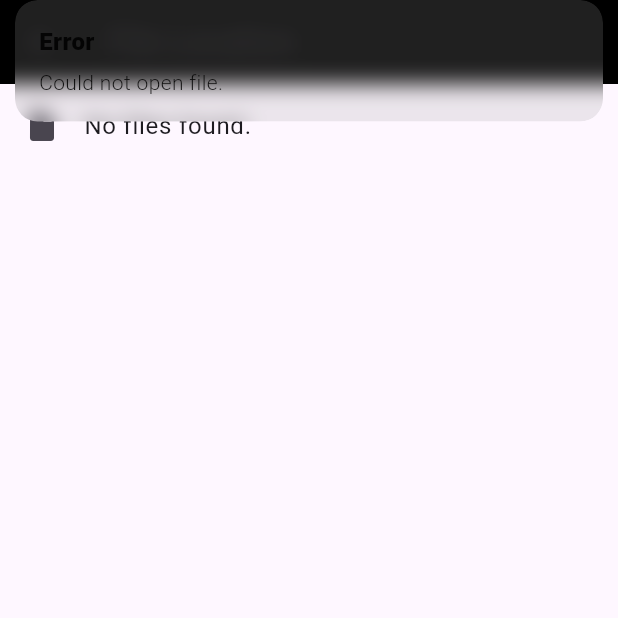
After one commit to MohammadIrtisum/HAR_SS, a Flutter app: the FileLocationView screen opened directly, after a tap on "No files found.", on a phone screen of 412 x 824 dp, the top half of it. The commit adds this screen. Run offline on Flutter 3.47's test engine with Material 3 defaults, Android fonts, the phone set to English and light mode, and no system bars; our stand-ins replace csv, get, google_fonts, open_file, permission_handler, sensors_plus and 1 more; accounts and stored records are empty.

Commit message:
add file location

```diff
--- /dev/null
+++ b/lib/controllers/file_location_controller.dart
@@ -0,0 +1,43 @@
+import 'dart:io';
+import 'package:get/get.dart';
+import 'package:path_provider/path_provider.dart';
+import 'package:open_file/open_file.dart';
+
+class FileLocationController extends GetxController {
+  var files = <String>[].obs;
+
+  @override
+  void onInit() {
+    super.onInit();
+    fetchFiles();
+  }
+
+  Future<void> fetchFiles() async {
+    try {
+      final directory = await getApplicationDocumentsDirectory();
+      final folderPath = '${directory.path}/HAR Recorder';
+      final folder = Directory(folderPath);
+
+      if (!await folder.exists()) {
+        files.value = ['No files found.'];
+        return;
+      }
+
+      final fileList = folder.listSync().whereType<File>().toList();
+      files.value = fileList.map((file) => file.path).toList(); // Store full paths
+    } catch (e) {
+      files.value = ['Error: Unable to fetch files.'];
+    }
+  }
+
+  Future<void> openFile(String filePath) async {
+    try {
+      final result = await OpenFile.open(filePath);
+      if (result.type != ResultType.done) {
+        Get.snackbar('Error', 'Could not open file.');
+      }
+    } catch (e) {
+      Get.snackbar('Error', 'Failed to open file: $e');
+    }
+  }
+}
--- a/lib/views/animated_ul.dart
+++ b/lib/views/animated_ul.dart
@@ -1,6 +1,7 @@
 import 'package:flutter/material.dart';
 import 'package:google_fonts/google_fonts.dart';
 import 'package:get/get.dart';
+import 'package:sensor_recorder/views/file_location.dart';
 import 'package:sensor_recorder/views/main_activity.dart';
 import 'package:sensor_recorder/views/sensors_check.dart';
 
@@ -77,7 +78,9 @@ class _AnimatedUIState extends State<AnimatedUI> with SingleTickerProviderStateM
                 SizedBox(height: 20),
                 AnimatedButton(
                   label: "File location",
-                  onTap: () => print("File location tapped"),
+                  onTap: (){
+                    Get.to(FileLocationView());
+                  },
                 ),
               ],
             ),
--- /dev/null
+++ b/lib/views/file_location.dart
@@ -0,0 +1,38 @@
+import 'package:flutter/material.dart';
+import 'package:get/get.dart';
+import '../controllers/file_location_controller.dart';
+
+class FileLocationView extends StatelessWidget {
+  final FileLocationController controller = Get.put(FileLocationController());
+
+  @override
+  Widget build(BuildContext context) {
+    return Scaffold(
+      appBar: AppBar(
+        title: Text('File Location'),
+        backgroundColor: Colors.black,
+      ),
+      body: Obx(() {
+        if (controller.files.isEmpty) {
+          return Center(child: CircularProgressIndicator());
+        }
+
+        return ListView.builder(
+          itemCount: controller.files.length,
+          itemBuilder: (context, index) {
+            final filePath = controller.files[index];
+            final fileName = filePath.split('/').last; // Extract the file name
+
+            return ListTile(
+              title: Text(fileName),
+              leading: Icon(Icons.insert_drive_file),
+              onTap: () {
+                controller.openFile(filePath); // Open the file when tapped
+              },
+            );
+          },
+        );
+      }),
+    );
+  }
+}
--- a/pubspec.yaml
+++ b/pubspec.yaml
@@ -48,6 +48,7 @@ dependencies:
   open_file: ^3.5.10
   syncfusion_flutter_xlsio: ^27.2.4
   firebase_core: ^3.8.1
+  rive: ^0.13.20
 
 dev_dependencies:
   flutter_test:
```
Also changed, not shown: pubspec.lock, 5 other files.
